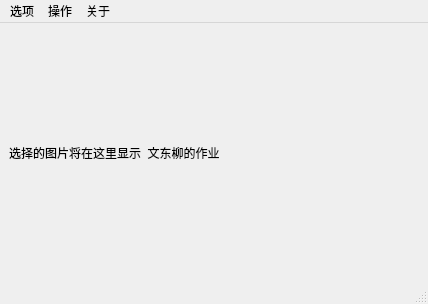
Before: the Qt Designer form maingui.ui in sky-wdl/DIP_Program, drawn with Qt 5.
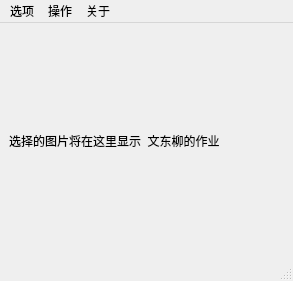
After: the same form once the commit is applied. Icons and pictures are not drawn.

Commit message: 增加author window，在菜单栏的关于→about，可启动author window

The edit to the form file:
```diff
--- a/maingui.ui
+++ b/maingui.ui
@@ -7,8 +7,8 @@
    <rect>
     <x>0</x>
     <y>0</y>
-    <width>428</width>
-    <height>304</height>
+    <width>293</width>
+    <height>281</height>
    </rect>
   </property>
   <property name="windowTitle">
@@ -33,7 +33,7 @@
     <rect>
      <x>0</x>
      <y>0</y>
-     <width>428</width>
+     <width>293</width>
      <height>26</height>
     </rect>
    </property>
```
Left out of the diff: 5 changed lines with no effect on the pictures. The commit also changes 4 other files.
